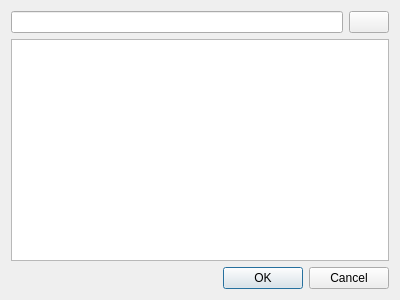
Old version of the form src/ui/proj_open.ui in the repository dangbinghoo/SourceScope.
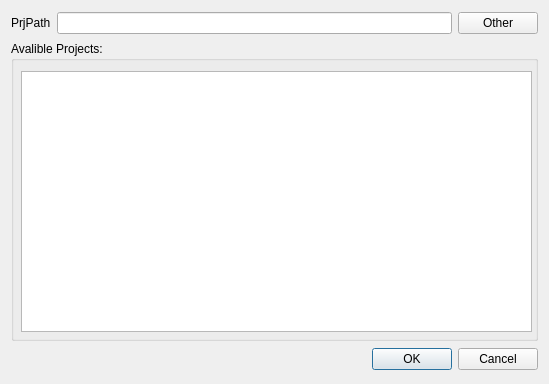
New version of the form.

Commit message: Project renamed to SourceScope;Try the kedit editor view;Add some icons

Patch:
```diff
--- a/src/ui/proj_open.ui
+++ b/src/ui/proj_open.ui
@@ -9,8 +9,8 @@
    <rect>
     <x>0</x>
     <y>0</y>
-    <width>400</width>
-    <height>300</height>
+    <width>549</width>
+    <height>384</height>
    </rect>
   </property>
   <property name="windowTitle">
@@ -19,6 +19,13 @@
   <layout class="QVBoxLayout" name="verticalLayout">
    <item>
     <layout class="QHBoxLayout" name="pod_hlay">
+     <item>
+      <widget class="QLabel" name="label">
+       <property name="text">
+        <string>PrjPath</string>
+       </property>
+      </widget>
+     </item>
      <item>
       <widget class="QLineEdit" name="pod_proj_name"/>
      </item>
@@ -26,19 +33,45 @@
       <widget class="QPushButton" name="pod_open_btn">
        <property name="maximumSize">
         <size>
-         <width>40</width>
+         <width>80</width>
          <height>16777215</height>
         </size>
        </property>
        <property name="text">
-        <string/>
+        <string>Other</string>
        </property>
       </widget>
      </item>
     </layout>
    </item>
    <item>
-    <widget class="QListWidget" name="pod_proj_list"/>
+    <widget class="QGroupBox" name="groupBox">
+     <property name="sizePolicy">
+      <sizepolicy hsizetype="Preferred" vsizetype="Fixed">
+       <horstretch>0</horstretch>
+       <verstretch>0</verstretch>
+      </sizepolicy>
+     </property>
+     <property name="minimumSize">
+      <size>
+       <width>0</width>
+       <height>300</height>
+      </size>
+     </property>
+     <property name="title">
+      <string>Avalible Projects:</string>
+     </property>
+     <widget class="QListWidget" name="pod_proj_list">
+      <property name="geometry">
+       <rect>
+        <x>10</x>
+        <y>30</y>
+        <width>511</width>
+        <height>261</height>
+       </rect>
+      </property>
+     </widget>
+    </widget>
    </item>
    <item>
     <widget class="QDialogButtonBox" name="buttonBox">
```
Left out of the diff: 1 changed line with no effect on the pictures. The commit also changes 91 other files.
